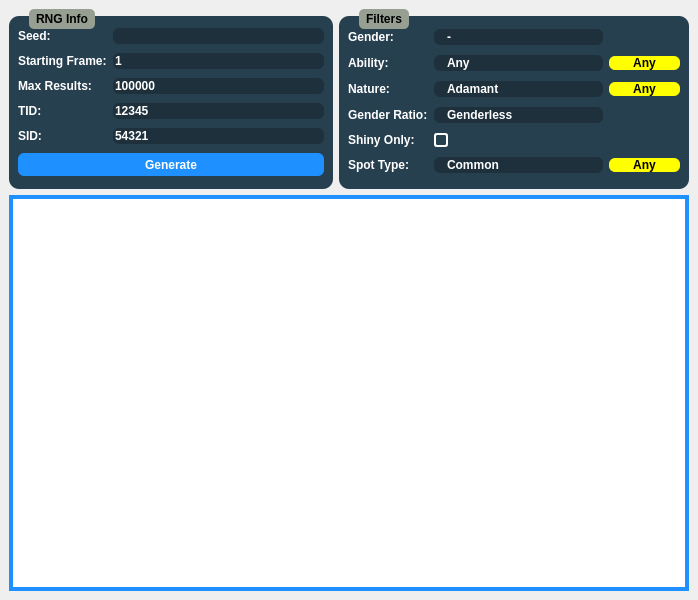
Old version of the form Forms/Gen3/PokeSpot.ui in the repository Admiral-Fish/PokeFinder.
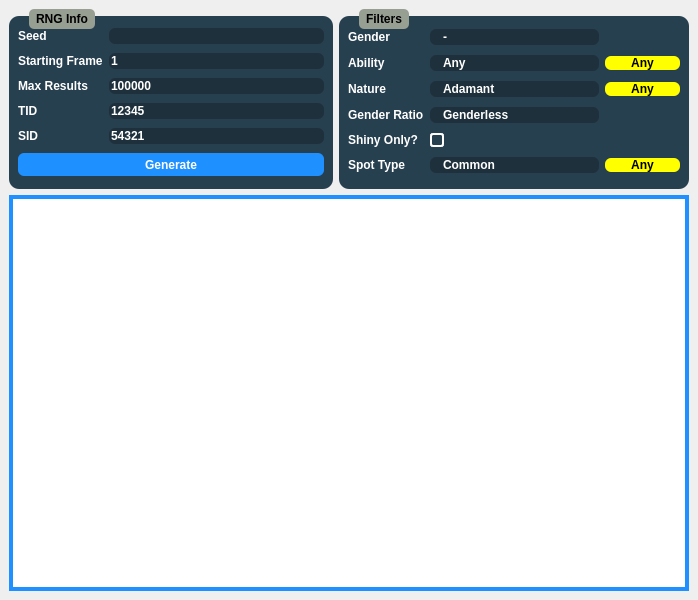
New version of the form. Icons and pictures are not drawn. Custom widgets are drawn as their Qt base class.

The edit to the form file:
```diff
--- a/Forms/Gen3/PokeSpot.ui
+++ b/Forms/Gen3/PokeSpot.ui
@@ -144,7 +144,7 @@
        <item row="0" column="0">
         <widget class="QLabel" name="label_2">
          <property name="text">
-          <string>Seed:</string>
+          <string>Seed</string>
          </property>
         </widget>
        </item>
@@ -158,7 +158,7 @@
        <item row="1" column="0">
         <widget class="QLabel" name="label_3">
          <property name="text">
-          <string>Starting Frame:</string>
+          <string>Starting Frame</string>
          </property>
         </widget>
        </item>
@@ -175,7 +175,7 @@
        <item row="2" column="0">
         <widget class="QLabel" name="label_4">
          <property name="text">
-          <string>Max Results:</string>
+          <string>Max Results</string>
          </property>
         </widget>
        </item>
@@ -192,7 +192,7 @@
        <item row="3" column="0">
         <widget class="QLabel" name="label_8">
          <property name="text">
-          <string>TID:</string>
+          <string>TID</string>
          </property>
         </widget>
        </item>
@@ -209,7 +209,7 @@
        <item row="4" column="0">
         <widget class="QLabel" name="label_9">
          <property name="text">
-          <string>SID:</string>
+          <string>SID</string>
          </property>
         </widget>
        </item>
@@ -259,7 +259,7 @@
        <item row="0" column="0">
         <widget class="QLabel" name="label_5">
          <property name="text">
-          <string>Gender:</string>
+          <string>Gender</string>
          </property>
         </widget>
        </item>
@@ -285,7 +285,7 @@
        <item row="1" column="0">
         <widget class="QLabel" name="label_6">
          <property name="text">
-          <string>Ability:</string>
+          <string>Ability</string>
          </property>
         </widget>
        </item>
@@ -324,7 +324,7 @@
        <item row="2" column="0">
         <widget class="QLabel" name="label_7">
          <property name="text">
-          <string>Nature:</string>
+          <string>Nature</string>
          </property>
         </widget>
        </item>
@@ -473,7 +473,7 @@
        <item row="3" column="0">
         <widget class="QLabel" name="label_11">
          <property name="text">
-          <string>Gender Ratio:</string>
+          <string>Gender Ratio</string>
          </property>
         </widget>
        </item>
@@ -519,7 +519,7 @@
        <item row="4" column="0">
         <widget class="QLabel" name="label_10">
          <property name="text">
-          <string>Shiny Only:</string>
+          <string>Shiny Only?</string>
          </property>
         </widget>
        </item>
@@ -533,7 +533,7 @@
        <item row="5" column="0">
         <widget class="QLabel" name="label">
          <property name="text">
-          <string>Spot Type:</string>
+          <string>Spot Type</string>
          </property>
         </widget>
        </item>
```
